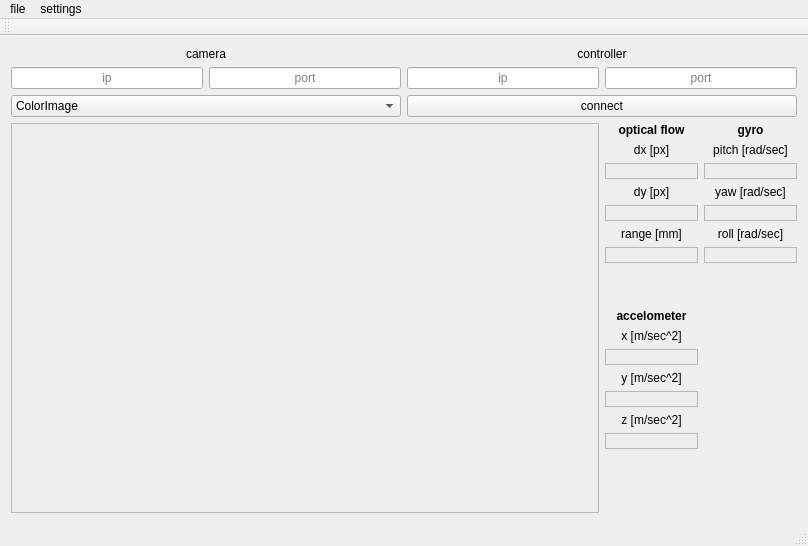
Old version of the form RemoteControl/MainWindow.ui in the repository Adimazuz/AutoRaceCar.
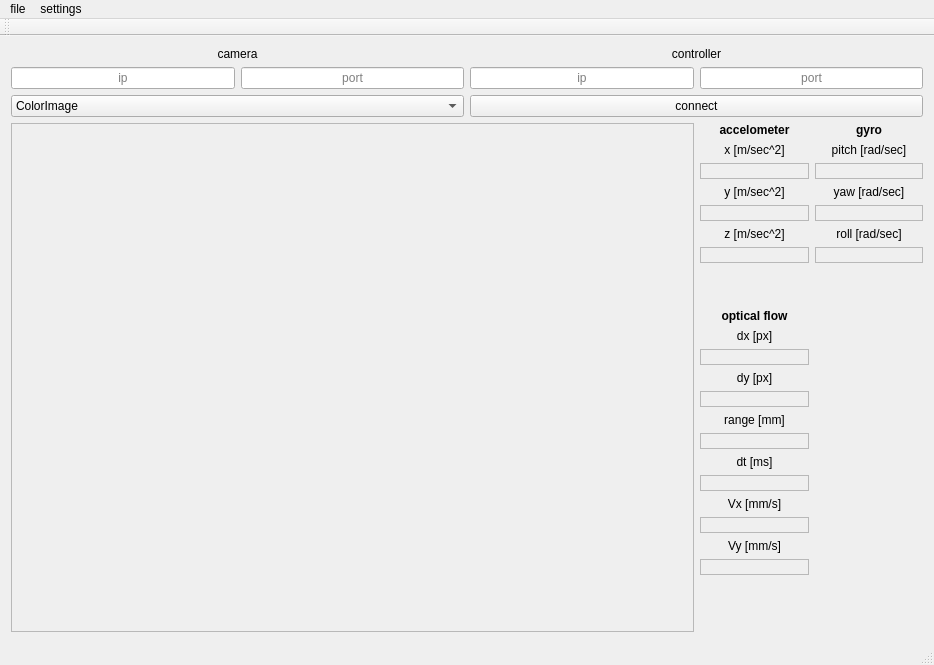
New version of the form.

Commit message: calculate optical flow speed

Patch:
```diff
--- a/RemoteControl/MainWindow.ui
+++ b/RemoteControl/MainWindow.ui
@@ -6,8 +6,8 @@
    <rect>
     <x>0</x>
     <y>0</y>
-    <width>808</width>
-    <height>546</height>
+    <width>934</width>
+    <height>665</height>
    </rect>
   </property>
   <property name="windowTitle">
@@ -93,13 +93,62 @@
       </property>
      </widget>
     </item>
+    <item row="4" column="3">
+     <spacer name="verticalSpacer">
+      <property name="orientation">
+       <enum>Qt::Vertical</enum>
+      </property>
+      <property name="sizeHint" stdset="0">
+       <size>
+        <width>20</width>
+        <height>40</height>
+       </size>
+      </property>
+     </spacer>
+    </item>
+    <item row="2" column="0" colspan="2">
+     <widget class="QComboBox" name="camera_request">
+      <item>
+       <property name="text">
+        <string>ColorImage</string>
+       </property>
+      </item>
+      <item>
+       <property name="text">
+        <string>DepthImage</string>
+       </property>
+      </item>
+      <item>
+       <property name="text">
+        <string>InfraRed</string>
+       </property>
+      </item>
+     </widget>
+    </item>
+    <item row="0" column="2" colspan="2">
+     <widget class="QLabel" name="controller">
+      <property name="text">
+       <string>controller</string>
+      </property>
+      <property name="alignment">
+       <set>Qt::AlignCenter</set>
+      </property>
+     </widget>
+    </item>
+    <item row="2" column="2" colspan="2">
+     <widget class="QPushButton" name="connect">
+      <property name="text">
+       <string>connect</string>
+      </property>
+     </widget>
+    </item>
     <item row="3" column="3">
      <layout class="QGridLayout" name="gridLayout_2">
       <property name="sizeConstraint">
        <enum>QLayout::SetDefaultConstraint</enum>
       </property>
-      <item row="2" column="1">
-       <widget class="QLabel" name="psi">
+      <item row="7" column="0">
+       <widget class="QLabel" name="z">
         <property name="frameShape">
          <enum>QFrame::StyledPanel</enum>
         </property>
@@ -111,25 +160,13 @@
         </property>
        </widget>
       </item>
-      <item row="0" column="0">
-       <widget class="QLabel" name="optical_flow">
-        <property name="font">
-         <font>
-          <weight>75</weight>
-          <bold>true</bold>
-          <underline>false</underline>
-          <strikeout>false</strikeout>
-          <kerning>true</kerning>
-         </font>
-        </property>
+      <item row="22" column="0">
+       <widget class="QLabel" name="dt">
         <property name="frameShape">
-         <enum>QFrame::NoFrame</enum>
-        </property>
-        <property name="frameShadow">
-         <enum>QFrame::Plain</enum>
+         <enum>QFrame::StyledPanel</enum>
         </property>
         <property name="text">
-         <string>optical flow</string>
+         <string/>
         </property>
         <property name="alignment">
          <set>Qt::AlignCenter</set>
@@ -137,6 +174,29 @@
        </widget>
       </item>
       <item row="1" column="0">
+       <widget class="QLabel" name="label_2">
+        <property name="text">
+         <string>x [m/sec^2]</string>
+        </property>
+        <property name="alignment">
+         <set>Qt::AlignCenter</set>
+        </property>
+       </widget>
+      </item>
+      <item row="17" column="0">
+       <widget class="QLabel" name="dy">
+        <property name="frameShape">
+         <enum>QFrame::StyledPanel</enum>
+        </property>
+        <property name="text">
+         <string/>
+        </property>
+        <property name="alignment">
+         <set>Qt::AlignCenter</set>
+        </property>
+       </widget>
+      </item>
+      <item row="11" column="0">
        <widget class="QLabel" name="lbl_dx">
         <property name="text">
          <string>dx [px]</string>
@@ -146,7 +206,7 @@
         </property>
        </widget>
       </item>
-      <item row="7" column="0">
+      <item row="20" column="0">
        <widget class="QLabel" name="range">
         <property name="frameShape">
          <enum>QFrame::StyledPanel</enum>
@@ -160,9 +220,32 @@
        </widget>
       </item>
       <item row="3" column="0">
-       <widget class="QLabel" name="lbl_dy">
+       <widget class="QLabel" name="label_4">
         <property name="text">
-         <string>dy [px]</string>
+         <string>y [m/sec^2]</string>
+        </property>
+        <property name="alignment">
+         <set>Qt::AlignCenter</set>
+        </property>
+       </widget>
+      </item>
+      <item row="19" column="0">
+       <widget class="QLabel" name="lbl_range">
+        <property name="text">
+         <string>range [mm]</string>
+        </property>
+        <property name="alignment">
+         <set>Qt::AlignCenter</set>
+        </property>
+       </widget>
+      </item>
+      <item row="2" column="1">
+       <widget class="QLabel" name="psi">
+        <property name="frameShape">
+         <enum>QFrame::StyledPanel</enum>
+        </property>
+        <property name="text">
+         <string/>
         </property>
         <property name="alignment">
          <set>Qt::AlignCenter</set>
@@ -198,16 +281,6 @@
         </property>
        </widget>
       </item>
-      <item row="10" column="0">
-       <widget class="QLabel" name="label_2">
-        <property name="text">
-         <string>x [m/sec^2]</string>
-        </property>
-        <property name="alignment">
-         <set>Qt::AlignCenter</set>
-        </property>
-       </widget>
-      </item>
       <item row="5" column="1">
        <widget class="QLabel" name="lbl_phi">
         <property name="text">
@@ -218,45 +291,6 @@
         </property>
        </widget>
       </item>
-      <item row="9" column="0">
-       <widget class="QLabel" name="accelometer">
-        <property name="font">
-         <font>
-          <weight>75</weight>
-          <bold>true</bold>
-         </font>
-        </property>
-        <property name="text">
-         <string>accelometer</string>
-        </property>
-        <property name="alignment">
-         <set>Qt::AlignCenter</set>
-        </property>
-       </widget>
-      </item>
-      <item row="4" column="0">
-       <widget class="QLabel" name="dy">
-        <property name="frameShape">
-         <enum>QFrame::StyledPanel</enum>
-        </property>
-        <property name="text">
-         <string/>
-        </property>
-        <property name="alignment">
-         <set>Qt::AlignCenter</set>
-        </property>
-       </widget>
-      </item>
-      <item row="5" column="0">
-       <widget class="QLabel" name="lbl_range">
-        <property name="text">
-         <string>range [mm]</string>
-        </property>
-        <property name="alignment">
-         <set>Qt::AlignCenter</set>
-        </property>
-       </widget>
-      </item>
       <item row="1" column="1">
        <widget class="QLabel" name="lbl_psi">
         <property name="text">
@@ -290,67 +324,8 @@
         </property>
        </widget>
       </item>
-      <item row="2" column="0">
-       <widget class="QLabel" name="dx">
-        <property name="frameShape">
-         <enum>QFrame::StyledPanel</enum>
-        </property>
-        <property name="text">
-         <string/>
-        </property>
-        <property name="alignment">
-         <set>Qt::AlignCenter</set>
-        </property>
-       </widget>
-      </item>
-      <item row="14" column="0">
-       <widget class="QLabel" name="label_6">
-        <property name="text">
-         <string>z [m/sec^2]</string>
-        </property>
-        <property name="alignment">
-         <set>Qt::AlignCenter</set>
-        </property>
-       </widget>
-      </item>
-      <item row="15" column="0">
-       <widget class="QLabel" name="z">
-        <property name="frameShape">
-         <enum>QFrame::StyledPanel</enum>
-        </property>
-        <property name="text">
-         <string/>
-        </property>
-        <property name="alignment">
-         <set>Qt::AlignCenter</set>
-        </property>
-       </widget>
-      </item>
       <item row="13" column="0">
-       <widget class="QLabel" name="y">
-        <property name="frameShape">
-         <enum>QFrame::StyledPanel</enum>
-        </property>
-        <property name="text">
-         <string/>
-        </property>
-        <property name="alignment">
-         <set>Qt::AlignCenter</set>
-        </property>
-       </widget>
-      </item>
-      <item row="12" column="0">
-       <widget class="QLabel" name="label_4">
-        <property name="text">
-         <string>y [m/sec^2]</string>
-        </property>
-        <property name="alignment">
-         <set>Qt::AlignCenter</set>
-        </property>
-       </widget>
-      </item>
-      <item row="11" column="0">
-       <widget class="QLabel" name="x">
+       <widget class="QLabel" name="dx">
         <property name="frameShape">
          <enum>QFrame::StyledPanel</enum>
         </property>
@@ -378,57 +353,151 @@
         </property>
        </spacer>
       </item>
+      <item row="25" column="0">
+       <widget class="QLabel" name="label_7">
+        <property name="text">
+         <string>Vy [mm/s]</string>
+        </property>
+        <property name="alignment">
+         <set>Qt::AlignCenter</set>
+        </property>
+       </widget>
+      </item>
+      <item row="24" column="0">
+       <widget class="QLabel" name="vx">
+        <property name="frameShape">
+         <enum>QFrame::StyledPanel</enum>
+        </property>
+        <property name="text">
+         <string/>
+        </property>
+        <property name="alignment">
+         <set>Qt::AlignCenter</set>
+        </property>
+       </widget>
+      </item>
+      <item row="9" column="0">
+       <widget class="QLabel" name="optical_flow">
+        <property name="font">
+         <font>
+          <weight>75</weight>
+          <bold>true</bold>
+          <underline>false</underline>
+          <strikeout>false</strikeout>
+          <kerning>true</kerning>
+         </font>
+        </property>
+        <property name="frameShape">
+         <enum>QFrame::NoFrame</enum>
+        </property>
+        <property name="frameShadow">
+         <enum>QFrame::Plain</enum>
+        </property>
+        <property name="text">
+         <string>optical flow</string>
+        </property>
+        <property name="alignment">
+         <set>Qt::AlignCenter</set>
+        </property>
+       </widget>
+      </item>
+      <item row="21" column="0">
+       <widget class="QLabel" name="label">
+        <property name="text">
+         <string>dt [ms]</string>
+        </property>
+        <property name="alignment">
+         <set>Qt::AlignCenter</set>
+        </property>
+       </widget>
+      </item>
+      <item row="23" column="0">
+       <widget class="QLabel" name="label_3">
+        <property name="text">
+         <string>Vx [mm/s]</string>
+        </property>
+        <property name="alignment">
+         <set>Qt::AlignCenter</set>
+        </property>
+       </widget>
+      </item>
+      <item row="2" column="0">
+       <widget class="QLabel" name="x">
+        <property name="frameShape">
+         <enum>QFrame::StyledPanel</enum>
+        </property>
+        <property name="text">
+         <string/>
+        </property>
+        <property name="alignment">
+         <set>Qt::AlignCenter</set>
+        </property>
+       </widget>
+      </item>
+      <item row="15" column="0">
+       <widget class="QLabel" name="lbl_dy">
+        <property name="text">
+         <string>dy [px]</string>
+        </property>
+        <property name="alignment">
+         <set>Qt::AlignCenter</set>
+        </property>
+       </widget>
+      </item>
+      <item row="5" column="0">
+       <widget class="QLabel" name="label_6">
+        <property name="text">
+         <string>z [m/sec^2]</string>
+        </property>
+        <property name="alignment">
+         <set>Qt::AlignCenter</set>
+        </property>
+       </widget>
+      </item>
+      <item row="4" column="0">
+       <widget class="QLabel" name="y">
+        <property name="frameShape">
+         <enum>QFrame::StyledPanel</enum>
+        </property>
+        <property name="text">
+         <string/>
+        </property>
+        <property name="alignment">
+         <set>Qt::AlignCenter</set>
+        </property>
+       </widget>
+      </item>
+      <item row="0" column="0">
+       <widget class="QLabel" name="accelometer">
+        <property name="font">
+         <font>
+          <weight>75</weight>
+          <bold>true</bold>
+         </font>
+        </property>
+        <property name="text">
+         <string>accelometer</string>
+        </property>
+        <property name="alignment">
+         <set>Qt::AlignCenter</set>
+        </property>
+       </widget>
+      </item>
+      <item row="26" column="0">
+       <widget class="QLabel" name="vy">
+        <property name="frameShape">
+         <enum>QFrame::StyledPanel</enum>
+        </property>
+        <property name="text">
+         <string/>
+        </property>
+        <property name="alignment">
+         <set>Qt::AlignCenter</set>
+        </property>
+       </widget>
+      </item>
      </layout>
     </item>
-    <item row="4" column="3">
-     <spacer name="verticalSpacer">
-      <property name="orientation">
-       <enum>Qt::Vertical</enum>
-      </property>
-      <property name="sizeHint" stdset="0">
-       <size>
-        <width>20</width>
-        <height>40</height>
-       </size>
-      </property>
-     </spacer>
-    </item>
-    <item row="0" column="2" colspan="2">
-     <widget class="QLabel" name="controller">
-      <property name="text">
-       <string>controller</string>
-      </property>
-      <property name="alignment">
-       <set>Qt::AlignCenter</set>
-      </property>
-     </widget>
-    </item>
-    <item row="2" column="2" colspan="2">
-     <widget class="QPushButton" name="connect">
-      <property name="text">
-       <string>connect</string>
-      </property>
-     </widget>
-    </item>
-    <item row="2" column="0" colspan="2">
-     <widget class="QComboBox" name="camera_request">
-      <item>
-       <property name="text">
-        <string>ColorImage</string>
-       </property>
-      </item>
-      <item>
-       <property name="text">
-        <string>DepthImage</string>
-       </property>
-      </item>
-      <item>
-       <property name="text">
-        <string>InfraRed</string>
-       </property>
-      </item>
-     </widget>
-    </item>
    </layout>
   </widget>
   <widget class="QMenuBar" name="menuBar">
@@ -436,7 +505,7 @@
     <rect>
      <x>0</x>
      <y>0</y>
-     <width>808</width>
+     <width>934</width>
      <height>22</height>
     </rect>
    </property>
```
The commit also changes 4 other files.
